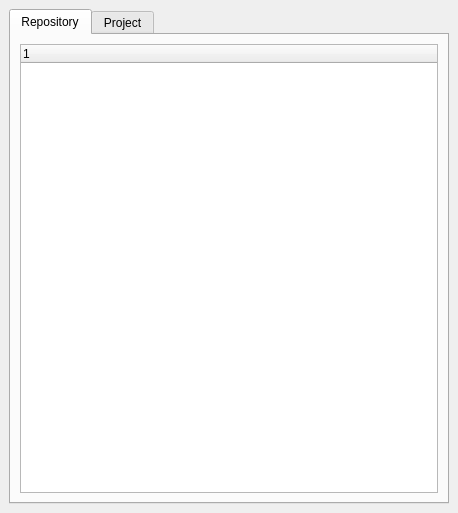
Old version of the form toolbar_dockwidget_base.ui in the repository Riverscapes/RiverscapesToolbar.
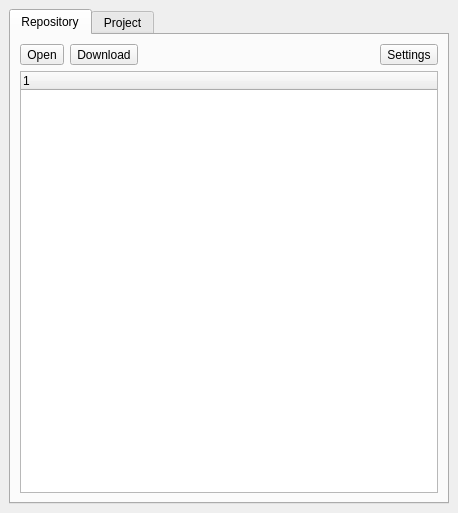
New version of the form. The open tabs and pages were chosen to show the change.

Commit message: settings dialog

```diff
--- a/toolbar_dockwidget_base.ui
+++ b/toolbar_dockwidget_base.ui
@@ -12,7 +12,7 @@
   </property>
   <property name="minimumSize">
    <size>
-    <width>187</width>
+    <width>268</width>
     <height>400</height>
    </size>
   </property>
@@ -31,6 +31,50 @@
         <string>Repository</string>
        </attribute>
        <layout class="QVBoxLayout" name="verticalLayout_3">
+        <item>
+         <layout class="QHBoxLayout" name="horizontalLayout_3">
+          <item>
+           <widget class="QToolButton" name="toolButton_2">
+            <property name="text">
+             <string>Open</string>
+            </property>
+            <attribute name="buttonGroup">
+             <string notr="true">buttonGroup</string>
+            </attribute>
+           </widget>
+          </item>
+          <item>
+           <widget class="QToolButton" name="toolButton">
+            <property name="text">
+             <string>Download</string>
+            </property>
+            <attribute name="buttonGroup">
+             <string notr="true">buttonGroup</string>
+            </attribute>
+           </widget>
+          </item>
+          <item>
+           <spacer name="horizontalSpacer">
+            <property name="orientation">
+             <enum>Qt::Horizontal</enum>
+            </property>
+            <property name="sizeHint" stdset="0">
+             <size>
+              <width>40</width>
+              <height>20</height>
+             </size>
+            </property>
+           </spacer>
+          </item>
+          <item>
+           <widget class="QToolButton" name="toolButton_3">
+            <property name="text">
+             <string>Settings</string>
+            </property>
+           </widget>
+          </item>
+         </layout>
+        </item>
         <item>
          <widget class="QTreeWidget" name="treeRepository">
           <column>
```
Left out of the diff: 5 changed lines with no effect on the pictures. The commit also changes 6 other files.
